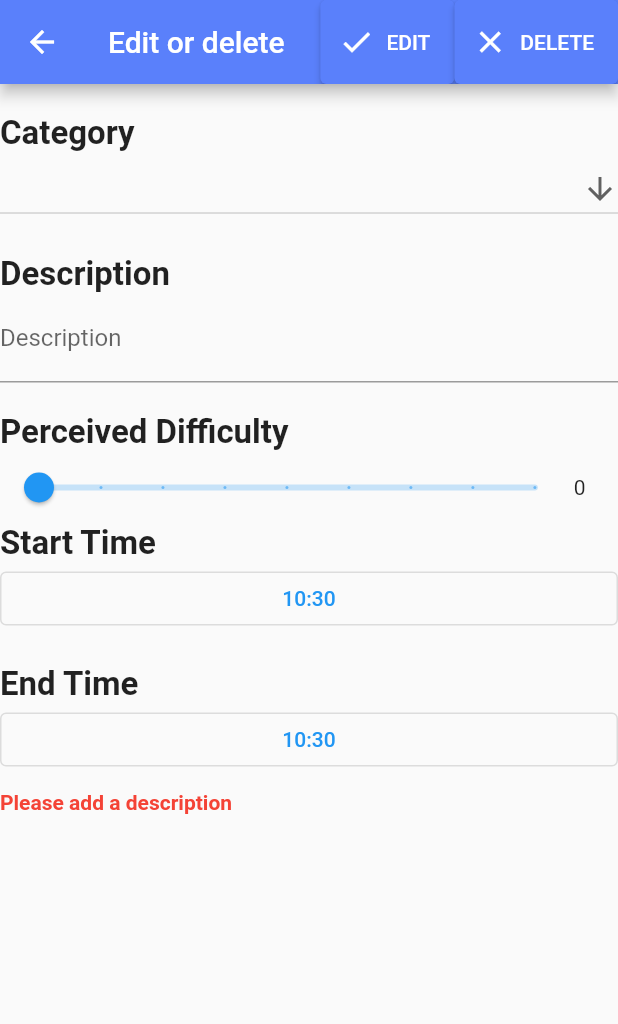
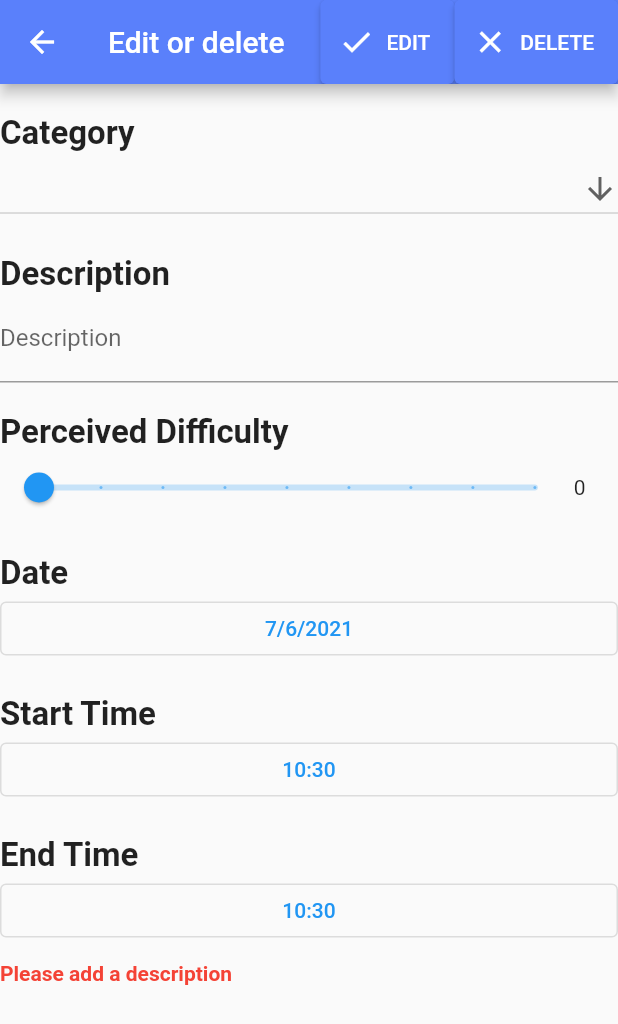
Before and after one commit to JeffZincatz/PlanNUS, a Flutter app: the EditOrDelete screen opened directly with empty values, after a tap on "EDIT", on a phone screen of 412 x 824 dp. Shown: the top 1024 px of the screen. Run offline on Flutter 3.47's test engine with Material 2 defaults, Android fonts, the phone set to English and light mode, and no system bars; our stand-ins replace cloud_firestore, firebase_auth, firebase_core, firebase_storage, fl_chart, flutter_datetime_picker and 4 more; accounts and stored records are empty; network calls fail.

Commit message:
Added confirm delete, change over date, and allow edit even after start time has passed functionalities.

```diff
--- a/lib/screens/home/EditOrDelete.dart
+++ b/lib/screens/home/EditOrDelete.dart
@@ -17,6 +17,18 @@ class EditOrDelete extends StatefulWidget {
 
 class _EditOrDelete extends State<EditOrDelete> {
 
+  Widget makeIcon(String category) {
+    return category == "Studies"
+        ? Icon(Icons.book)
+        : category == "Fitness"
+        ? Icon(Icons.sports_baseball)
+        : category == "Arts"
+        ? Icon(Icons.music_note)
+        : category == "Social"
+        ? Icon(Icons.phone_in_talk)
+        : Icon(Icons.thumb_up);
+  }
+
   bool today(DateTime currentDate) {
     return (currentDate.year == DateTime.now().year
         && currentDate.month == DateTime.now().month
@@ -30,6 +42,7 @@ class _EditOrDelete extends State<EditOrDelete> {
   String startTime;
   String endTime;
   int difficulty;
+  String date;
 
   List<Widget> buildEditingActions() {
     return [ElevatedButton.icon(
@@ -40,18 +53,19 @@ class _EditOrDelete extends State<EditOrDelete> {
           passed: false,
           category: dropdownValue,
           description: description,
-          startTime: DateTime(widget.event.startTime.year, widget.event.startTime.month, widget.event.startTime.day,
+          startTime: DateTime(int.parse(date.substring(date.lastIndexOf('/') + 1, date.length)),
+              int.parse(date.substring(date.indexOf('/') + 1, date.lastIndexOf('/'))),
+              int.parse(date.substring(0, date.indexOf('/'))),
               int.parse(startTime.substring(0, 2)), int.parse(startTime.substring(3, 5))),
-          endTime: DateTime(widget.event.startTime.year, widget.event.startTime.month, widget.event.startTime.day,
+          endTime: DateTime(int.parse(date.substring(date.lastIndexOf('/') + 1, date.length)),
+              int.parse(date.substring(date.indexOf('/') + 1, date.lastIndexOf('/'))),
+              int.parse(date.substring(0, date.indexOf('/'))),
               int.parse(endTime.substring(0, 2)), int.parse(endTime.substring(3, 5))),
           difficulty: difficulty,
         );
 
         if (submitted.description == "") {
           errorMessage = "Please add a description";
-          setState(() {});
-        } else if (today(submitted.startTime) && submitted.startTime.compareTo(DateTime.now()) < 0) {
-          errorMessage = "Start Time cannot be in the past!";
           setState(() {});
         } else if (submitted.endTime.compareTo(submitted.startTime) <= 0) {
           errorMessage = "End Time has to be after Start Time";
@@ -69,8 +83,48 @@ class _EditOrDelete extends State<EditOrDelete> {
     ),
       ElevatedButton.icon(
         onPressed: () async {
-          await DbService().delete(widget.event);
-          Navigator.pop(context);
+          showDialog(
+            context: context,
+            builder: (BuildContext context) {
+              return SimpleDialog(
+                title: Text("Are you sure you want to delete?"),
+                children: [
+                  makeIcon(widget.event.category),
+                  SizedBox(height: 10,),
+                  Text(
+                    widget.event.description,
+                    textAlign: TextAlign.center,
+                    style: TextStyle(
+                      fontWeight: FontWeight.bold,
+                    ),
+                  ),
+                  SizedBox(height: 10,),
+                  Column(
+                    children: [
+                      Text(
+                        widget.event.startTime.toString().substring(0, 10),
+                      ),
+                      Text(
+                        "${DateFormat.Hms().format(widget.event.startTime).substring(0, 5)} - ${DateFormat.Hms().format(widget.event.endTime).substring(0, 5)}",
+                      ),
+                    ],
+                  ),
+                  Row(
+                    mainAxisAlignment: MainAxisAlignment.center,
+                    children: [
+                      IconButton(icon: Icon(Icons.done), onPressed: () async {
+                        await DbService().delete(widget.event);
+                        Navigator.of(context).popUntil((route) => route.isFirst);
+                      }),
+                      IconButton(icon: Icon(Icons.close), onPressed: () {
+                        Navigator.pop(context);
+                      }),
+                    ],
+                  ),
+                ],
+              );
+            },
+          );
         },
         icon: Icon(Icons.close),
         label: Text("DELETE"),
@@ -88,7 +142,12 @@ class _EditOrDelete extends State<EditOrDelete> {
     startTime = startTime ?? DateFormat.Hms().format(widget.event.startTime).substring(0, 5);
     endTime = endTime ?? DateFormat.Hms().format(widget.event.endTime).substring(0, 5);
     difficulty = difficulty ?? widget.event.difficulty;
-    print(widget.event.difficulty);
+    date = date ?? DateFormat.d().format(widget.event.startTime)
+      + "/"
+      + DateFormat.M().format(widget.event.startTime)
+      + "/"
+      + DateFormat.y().format(widget.event.startTime);
+
     return Scaffold(
       appBar: AppBar(
         actions: buildEditingActions(),
@@ -170,6 +229,42 @@ class _EditOrDelete extends State<EditOrDelete> {
               Expanded(flex: 1, child: Text(difficulty.toString())),
             ],
           ),
+          SizedBox(height: 20.0,),
+          Text(
+            "Date",
+            style: TextStyle(
+              fontWeight: FontWeight.bold,
+              fontSize: 22,
+            ),
+          ),
+          StatefulBuilder(
+              builder: (BuildContext context, StateSetter setState) {
+                return OutlinedButton(
+                  onPressed: () {
+                    DatePicker.showDatePicker(
+                      context,
+                      currentTime: DateTime(
+                        int.parse(date.substring(date.lastIndexOf('/') + 1, date.length)),
+                        int.parse(date.substring(date.indexOf('/') + 1, date.lastIndexOf('/'))),
+                        int.parse(date.substring(0, date.indexOf('/'))),
+                      ),
+                      onConfirm: (val) {
+                        date = DateFormat.d().format(val)
+                            + "/"
+                            + DateFormat.M().format(val)
+                            + "/"
+                            + DateFormat.y().format(val);
+                        setState((){});
+                      }
+                    );
+                  },
+                  child: Text(
+                    date,
+                  ),
+                );
+              }
+          ),
+          SizedBox(height: 20.0,),
           Text(
             "Start Time",
             style: TextStyle(
```
